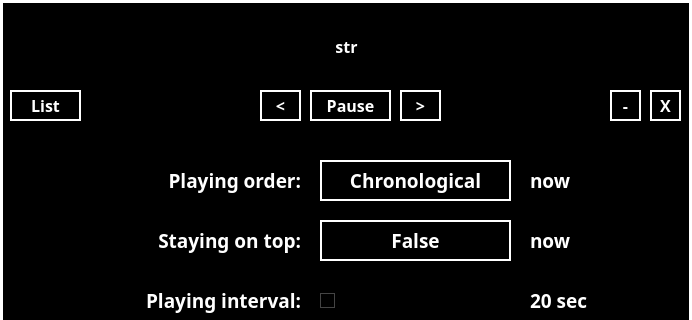
This is mainwindow.ui in alvin5716/Words_Reviewer as Qt 5 draws it before an edit; both pictures show x 0 to 692 and y 0 to 320 of the 692 by 561 pixel window. The edited form follows.
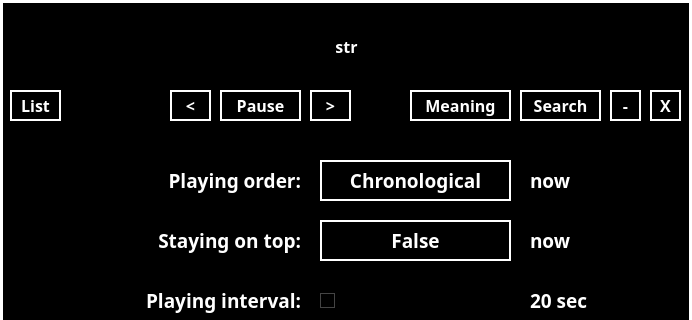
This is the edited form. Custom widgets are drawn as their Qt base class.

Commit message:
meaning and search
-Add new button: meaning
Turning on this button makes it show the meaning of the word, vice versa.
-Add new butoon: search
Search current word on Cambridge Dictionary. This function is only for English-Chinese(Tradition) so far.

The edit to the form file:
```diff
--- a/mainwindow.ui
+++ b/mainwindow.ui
@@ -93,7 +93,7 @@
      <rect>
       <x>10</x>
       <y>90</y>
-      <width>71</width>
+      <width>51</width>
       <height>31</height>
      </rect>
     </property>
@@ -133,7 +133,7 @@
    <widget class="QPushButton" name="nextButton">
     <property name="geometry">
      <rect>
-      <x>400</x>
+      <x>310</x>
       <y>90</y>
       <width>41</width>
       <height>31</height>
@@ -154,7 +154,7 @@
    <widget class="QPushButton" name="lastButton">
     <property name="geometry">
      <rect>
-      <x>260</x>
+      <x>170</x>
       <y>90</y>
       <width>41</width>
       <height>31</height>
@@ -175,7 +175,7 @@
    <widget class="QPushButton" name="playButton">
     <property name="geometry">
      <rect>
-      <x>310</x>
+      <x>220</x>
       <y>90</y>
       <width>81</width>
       <height>31</height>
@@ -731,6 +731,48 @@
      <string>-</string>
     </property>
    </widget>
+   <widget class="QPushButton" name="searchOnNetButton">
+    <property name="geometry">
+     <rect>
+      <x>520</x>
+      <y>90</y>
+      <width>81</width>
+      <height>31</height>
+     </rect>
+    </property>
+    <property name="font">
+     <font>
+      <family>微軟正黑體</family>
+      <pointsize>12</pointsize>
+      <weight>75</weight>
+      <bold>true</bold>
+     </font>
+    </property>
+    <property name="text">
+     <string>Search</string>
+    </property>
+   </widget>
+   <widget class="QPushButton" name="onlyWordButton">
+    <property name="geometry">
+     <rect>
+      <x>410</x>
+      <y>90</y>
+      <width>101</width>
+      <height>31</height>
+     </rect>
+    </property>
+    <property name="font">
+     <font>
+      <family>微軟正黑體</family>
+      <pointsize>12</pointsize>
+      <weight>75</weight>
+      <bold>true</bold>
+     </font>
+    </property>
+    <property name="text">
+     <string>Meaning</string>
+    </property>
+   </widget>
   </widget>
  </widget>
  <layoutdefault spacing="6" margin="11"/>
```
Left out of the diff: 3 changed lines with no effect on the pictures. The commit also changes 6 other files.
